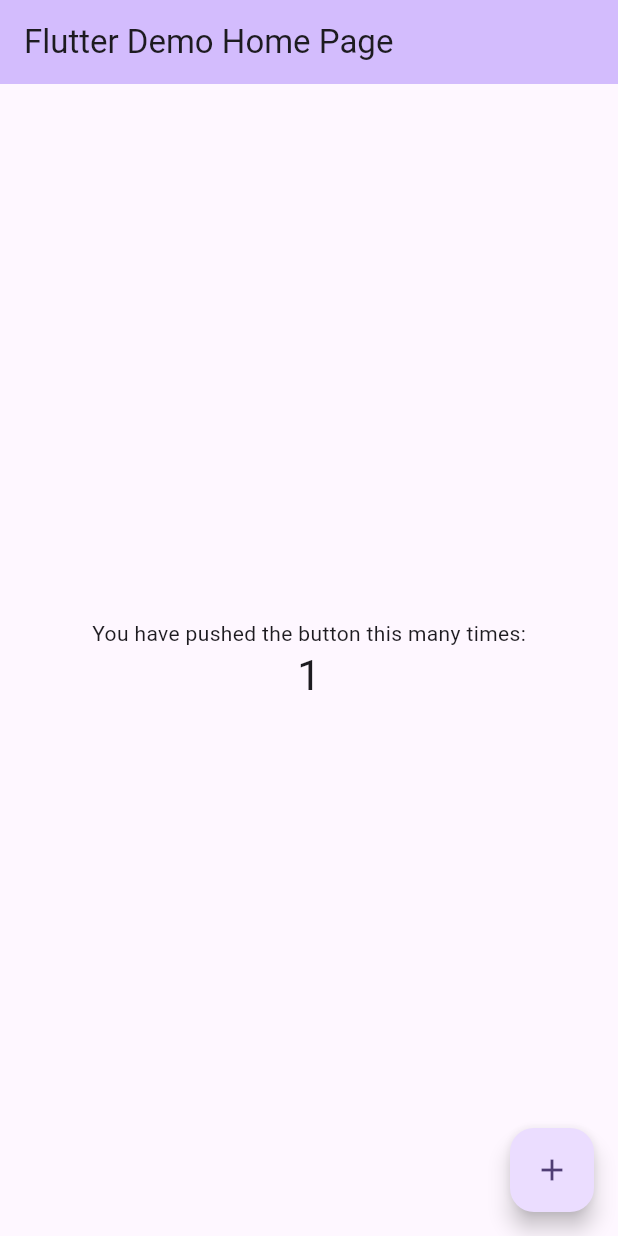
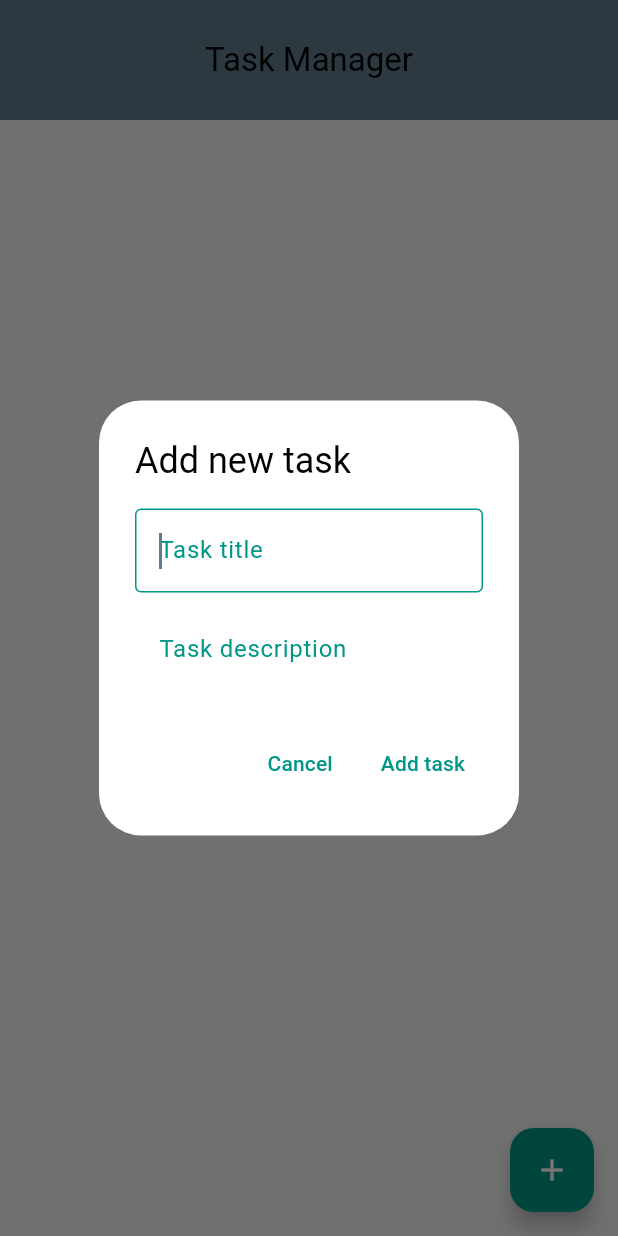
Before and after one commit to RaiFM/task_manager, a Flutter app: the screen it shows after launch, after a tap on the "add" icon, on a phone screen of 412 x 824 dp. Run offline on Flutter 3.47's test engine with Material 3 defaults, Android fonts, the phone set to English and light mode, and no system bars.

```diff
--- a/lib/main.dart
+++ b/lib/main.dart
@@ -1,125 +1,314 @@
 import 'package:flutter/material.dart';
 
 void main() {
-  runApp(const MyApp());
+  runApp(MyApp());
 }
 
 class MyApp extends StatelessWidget {
-  const MyApp({super.key});
-
-  // This widget is the root of your application.
   @override
   Widget build(BuildContext context) {
     return MaterialApp(
-      title: 'Flutter Demo',
+      debugShowCheckedModeBanner: false,
+      title: 'Task Manager',
       theme: ThemeData(
-        // This is the theme of your application.
-        //
-        // TRY THIS: Try running your application with "flutter run". You'll see
-        // the application has a purple toolbar. Then, without quitting the app,
-        // try changing the seedColor in the colorScheme below to Colors.green
-        // and then invoke "hot reload" (save your changes or press the "hot
-        // reload" button in a Flutter-supported IDE, or press "r" if you used
-        // the command line to start the app).
-        //
-        // Notice that the counter didn't reset back to zero; the application
-        // state is not lost during the reload. To reset the state, use hot
-        // restart instead.
-        //
-        // This works for code too, not just values: Most code changes can be
-        // tested with just a hot reload.
-        colorScheme: ColorScheme.fromSeed(seedColor: Colors.deepPurple),
-        useMaterial3: true,
+        primaryColor: Colors.teal,
+        colorScheme: ColorScheme.fromSwatch(primarySwatch: Colors.blueGrey)
+            .copyWith(secondary: Colors.redAccent),
+        visualDensity: VisualDensity.adaptivePlatformDensity,
+        scaffoldBackgroundColor: Colors.grey[100],
+        textTheme: TextTheme(
+          bodyLarge: TextStyle(color: Colors.black87),
+          bodyMedium: TextStyle(color: Colors.black54),
+        ),
+        appBarTheme: AppBarTheme(
+          color: Colors.blueGrey,
+          elevation: 8, // Slight elevation for a modern look
+        ),
+        floatingActionButtonTheme: FloatingActionButtonThemeData(
+          backgroundColor: Colors.teal,
+          foregroundColor: Colors.white, // White icon color
+        ),
       ),
-      home: const MyHomePage(title: 'Flutter Demo Home Page'),
+      home: HomeScreen(),
     );
   }
 }
 
-class MyHomePage extends StatefulWidget {
-  const MyHomePage({super.key, required this.title});
-
-  // This widget is the home page of your application. It is stateful, meaning
-  // that it has a State object (defined below) that contains fields that affect
-  // how it looks.
-
-  // This class is the configuration for the state. It holds the values (in this
-  // case the title) provided by the parent (in this case the App widget) and
-  // used by the build method of the State. Fields in a Widget subclass are
-  // always marked "final".
-
-  final String title;
-
+class HomeScreen extends StatefulWidget {
   @override
-  State<MyHomePage> createState() => _MyHomePageState();
+  _HomeScreenState createState() => _HomeScreenState();
 }
 
-class _MyHomePageState extends State<MyHomePage> {
-  int _counter = 0;
+class _HomeScreenState extends State<HomeScreen> {
+  List<Task> tasks = [];
+  TextEditingController _titleController = TextEditingController();
+  TextEditingController _descriptionController = TextEditingController();
 
-  void _incrementCounter() {
+  void _adicionarTarefa() {
+    String titulo = _titleController.text.trim();
+    String descricao = _descriptionController.text.trim();
+    if (titulo.isNotEmpty) {
+      setState(() {
+        tasks.add(Task(titulo: titulo, descricao: descricao));
+      });
+      _titleController.clear();
+      _descriptionController.clear();
+      ScaffoldMessenger.of(context).showSnackBar(
+        SnackBar(
+          content: Text('Task "$titulo" added successfully'),
+          duration: Duration(seconds: 2),
+          backgroundColor: Colors.green,
+        ),
+      );
+      Navigator.pop(context); // Close the dialog after adding the task
+    }
+  }
+
+  void _deletarTarefa(int index) {
+    showDialog(
+      context: context,
+      builder: (context) => AlertDialog(
+        title: Text('Do you want to exclude this task?'),
+        actions: [
+          TextButton(
+            onPressed: () {
+              setState(() {
+                tasks.removeAt(index);
+              });
+              Navigator.pop(context);
+              ScaffoldMessenger.of(context).showSnackBar(
+                SnackBar(
+                  content: Text('Task excluded successfully'),
+                  duration: Duration(seconds: 2),
+                  backgroundColor: Colors.red,
+                ),
+              );
+            },
+            child: Text('Yes', style: TextStyle(color: Colors.red)),
+          ),
+          TextButton(
+            onPressed: () => Navigator.pop(context),
+            child: Text('No', style: TextStyle(color: Colors.teal)),
+          ),
+        ],
+      ),
+    );
+  }
+
+  void _editarTarefa(int index){
+
+    _titleController.text = tasks[index].titulo;
+    _descriptionController.text = tasks[index].descricao;
+
+    showDialog(
+      context: context,
+      builder: (context) => AlertDialog(
+        title: Text('Edit task'),
+        content: SingleChildScrollView(
+          child: Column(
+            children: <Widget>[
+              TextField(
+                controller: _titleController,
+                autofocus: true,
+                decoration: InputDecoration(
+                  hintText: 'Task title',
+                  hintStyle: TextStyle(color: Colors.teal),
+                  border: OutlineInputBorder(),
+                  focusedBorder: OutlineInputBorder(
+                    borderSide: BorderSide(color: Colors.teal),
+                  ),
+                ),
+              ),
+              SizedBox(height: 10), // Space between fields
+              TextField(
+                controller: _descriptionController,
+                autofocus: true,
+                onSubmitted: (_) => _editTaskInfo(index),
+                decoration: InputDecoration(
+                  hintText: 'Task description',
+                  hintStyle: TextStyle(color: Colors.teal),
+                  border: OutlineInputBorder(),
+                  focusedBorder: OutlineInputBorder(
+                    borderSide: BorderSide(color: Colors.teal),
+                  ),
+                ),
+              ),
+            ],
+          ),
+        ),
+        actions: [
+          TextButton(
+            onPressed: () {
+              Navigator.pop(context); // Close the dialog
+            },
+            child: Text('Cancel', style: TextStyle(color: Colors.teal)),
+          ),
+          TextButton(
+            onPressed: () => _editTaskInfo(index),
+            child: Text('Edit task', style: TextStyle(color: Colors.teal)),
+          ),
+        ],
+      ),
+    );
+  }
+
+  void _editTaskInfo(int index){
+
     setState(() {
-      // This call to setState tells the Flutter framework that something has
-      // changed in this State, which causes it to rerun the build method below
-      // so that the display can reflect the updated values. If we changed
-      // _counter without calling setState(), then the build method would not be
-      // called again, and so nothing would appear to happen.
-      _counter++;
+      tasks[index].titulo = _titleController.text;
+      tasks[index].descricao = _descriptionController.text;
     });
+
+    _titleController.clear();
+    _descriptionController.clear();
+
+    ScaffoldMessenger.of(context).showSnackBar(
+      SnackBar(
+        content: Text('Task edited successfully'),
+        duration: Duration(seconds: 2),
+        backgroundColor: Colors.green,
+      ),
+    );
+    Navigator.pop(context);
+  }
+
+  void _alterarStatusTarefa(int index) {
+    setState(() {
+      tasks[index].completa = !tasks[index].completa;
+    });
+    ScaffoldMessenger.of(context).showSnackBar(
+      SnackBar(
+        content: Text(tasks[index].completa
+            ? 'Task done'
+            : 'Pending task'),
+        duration: Duration(seconds: 2),
+        backgroundColor: tasks[index].completa ? Colors.green : Colors.yellow,
+      ),
+    );
   }
 
   @override
   Widget build(BuildContext context) {
-    // This method is rerun every time setState is called, for instance as done
-    // by the _incrementCounter method above.
-    //
-    // The Flutter framework has been optimized to make rerunning build methods
-    // fast, so that you can just rebuild anything that needs updating rather
-    // than having to individually change instances of widgets.
     return Scaffold(
       appBar: AppBar(
-        // TRY THIS: Try changing the color here to a specific color (to
-        // Colors.amber, perhaps?) and trigger a hot reload to see the AppBar
-        // change color while the other colors stay the same.
-        backgroundColor: Theme.of(context).colorScheme.inversePrimary,
-        // Here we take the value from the MyHomePage object that was created by
-        // the App.build method, and use it to set our appbar title.
-        title: Text(widget.title),
+        title: Text('Task Manager'),
+        centerTitle: true,
+        elevation: 8,
+        toolbarHeight: 80, // Larger height for the app bar
       ),
-      body: Center(
-        // Center is a layout widget. It takes a single child and positions it
-        // in the middle of the parent.
-        child: Column(
-          // Column is also a layout widget. It takes a list of children and
-          // arranges them vertically. By default, it sizes itself to fit its
-          // children horizontally, and tries to be as tall as its parent.
-          //
-          // Column has various properties to control how it sizes itself and
-          // how it positions its children. Here we use mainAxisAlignment to
-          // center the children vertically; the main axis here is the vertical
-          // axis because Columns are vertical (the cross axis would be
-          // horizontal).
-          //
-          // TRY THIS: Invoke "debug painting" (choose the "Toggle Debug Paint"
-          // action in the IDE, or press "p" in the console), to see the
-          // wireframe for each widget.
-          mainAxisAlignment: MainAxisAlignment.center,
-          children: <Widget>[
-            const Text(
-              'You have pushed the button this many times:',
+      body: tasks.isEmpty
+          ? Center(
+              child: Text('No tasks yet!',
+                  style: TextStyle(color: Colors.teal, fontSize: 18)),
+            )
+          : ListView.builder(
+              itemCount: tasks.length,
+              itemBuilder: (context, index) {
+                return Card(
+                  margin: EdgeInsets.symmetric(vertical: 10, horizontal: 16),
+                  elevation: 5,
+                  shape: RoundedRectangleBorder(
+                      borderRadius: BorderRadius.circular(16)),
+                  child: ListTile(
+                    contentPadding:
+                        EdgeInsets.symmetric(vertical: 16, horizontal: 24),
+                    tileColor:
+                        tasks[index].completa ? Colors.green[50] : Colors.white,
+                    title: Text(
+                      tasks[index].titulo,
+                      style: TextStyle(
+                        fontSize: 18,
+                        fontWeight: FontWeight.bold,
+                        color: tasks[index].completa
+                            ? Colors.green
+                            : Colors.black87,
+                        decoration: tasks[index].completa
+                            ? TextDecoration.lineThrough
+                            : null,
+                      ),
+                    ),
+                    subtitle: Text(tasks[index].descricao),
+                    trailing: Row(
+                      mainAxisSize: MainAxisSize.min, // To make buttons fit in trailing space
+                      children: [
+                        IconButton(
+                          icon: Icon(Icons.delete, color: Colors.red),
+                          onPressed: () => _deletarTarefa(index),
+                        ),
+                        IconButton(
+                          icon: Icon(Icons.edit, color: Colors.orange),
+                          onPressed: () => _editarTarefa(index),
+                        ),
+                      ]
+                    ),
+                    onTap: () => _alterarStatusTarefa(index),
+                  ),
+                );
+              },
             ),
-            Text(
-              '$_counter',
-              style: Theme.of(context).textTheme.headlineMedium,
+      floatingActionButton: FloatingActionButton(
+        onPressed: () {
+          showDialog(
+            context: context,
+            builder: (context) => AlertDialog(
+              title: Text('Add new task'),
+              content: SingleChildScrollView(
+                child: Column(
+                  children: <Widget>[
+                    TextField(
+                      controller: _titleController,
+                      autofocus: true,
+                      decoration: InputDecoration(
+                        hintText: 'Task title',
+                        hintStyle: TextStyle(color: Colors.teal),
+                        border: OutlineInputBorder(),
+                        focusedBorder: OutlineInputBorder(
+                          borderSide: BorderSide(color: Colors.teal),
+                        ),
+                      ),
+                    ),
+                    SizedBox(height: 10), // Space between fields
+                    TextField(
+                      controller: _descriptionController,
+                      autofocus: true,
+                      onSubmitted: (_) => _adicionarTarefa(),
+                      decoration: InputDecoration(
+                        hintText: 'Task description',
+                        hintStyle: TextStyle(color: Colors.teal),
+                        border: OutlineInputBorder(),
+                        focusedBorder: OutlineInputBorder(
+                          borderSide: BorderSide(color: Colors.teal),
+                        ),
+                      ),
+                    ),
+                  ],
+                ),
+              ),
+              actions: [
+                TextButton(
+                  onPressed: () {
+                    Navigator.pop(context); // Close the dialog
+                  },
+                  child: Text('Cancel', style: TextStyle(color: Colors.teal)),
+                ),
+                TextButton(
+                  onPressed: _adicionarTarefa,
+                  child: Text('Add task', style: TextStyle(color: Colors.teal)),
+                ),
+              ],
             ),
-          ],
-        ),
+          );
+        },
+        child: Icon(Icons.add),
       ),
-      floatingActionButton: FloatingActionButton(
-        onPressed: _incrementCounter,
-        tooltip: 'Increment',
-        child: const Icon(Icons.add),
-      ), // This trailing comma makes auto-formatting nicer for build methods.
     );
   }
 }
+
+class Task {
+  String titulo;
+  String descricao;
+  bool completa;
+
+  Task({required this.titulo, required this.descricao, this.completa = false});
+}
```
Also changed, not shown: 1 other file.
